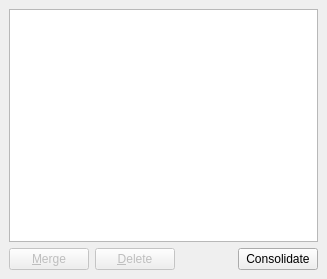
gerbilvis/gerbil, file docks/labeldock.ui: the form before one commit.
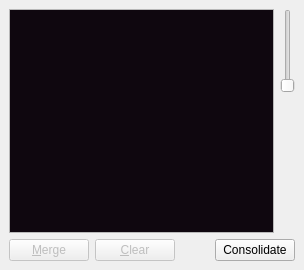
The form after the commit. Icons and pictures are not drawn.

What changed in the file:
```diff
--- a/docks/labeldock.ui
+++ b/docks/labeldock.ui
@@ -6,17 +6,83 @@
    <rect>
     <x>0</x>
     <y>0</y>
-    <width>327</width>
-    <height>279</height>
+    <width>304</width>
+    <height>270</height>
    </rect>
   </property>
   <property name="windowTitle">
    <string>Labels</string>
   </property>
   <widget class="QWidget" name="dockWidgetContents">
-   <layout class="QVBoxLayout" name="verticalLayout">
+   <layout class="QGridLayout" name="gridLayout">
+    <item row="1" column="0">
+     <layout class="QHBoxLayout" name="horizontalLayout_2">
     <item>
      <widget class="QListView" name="labelView">
+        <property name="palette">
+         <palette>
+          <active>
+           <colorrole role="Text">
+            <brush brushstyle="SolidPattern">
+             <color alpha="255">
+              <red>255</red>
+              <green>255</green>
+              <blue>255</blue>
+             </color>
+            </brush>
+           </colorrole>
+           <colorrole role="Base">
+            <brush brushstyle="SolidPattern">
+             <color alpha="255">
+              <red>15</red>
+              <green>7</green>
+              <blue>15</blue>
+             </color>
+            </brush>
+           </colorrole>
+          </active>
+          <inactive>
+           <colorrole role="Text">
+            <brush brushstyle="SolidPattern">
+             <color alpha="255">
+              <red>255</red>
+              <green>255</green>
+              <blue>255</blue>
+             </color>
+            </brush>
+           </colorrole>
+           <colorrole role="Base">
+            <brush brushstyle="SolidPattern">
+             <color alpha="255">
+              <red>15</red>
+              <green>7</green>
+              <blue>15</blue>
+             </color>
+            </brush>
+           </colorrole>
+          </inactive>
+          <disabled>
+           <colorrole role="Text">
+            <brush brushstyle="SolidPattern">
+             <color alpha="255">
+              <red>126</red>
+              <green>126</green>
+              <blue>126</blue>
+             </color>
+            </brush>
+           </colorrole>
+           <colorrole role="Base">
+            <brush brushstyle="SolidPattern">
+             <color alpha="255">
+              <red>252</red>
+              <green>252</green>
+              <blue>252</blue>
+             </color>
+            </brush>
+           </colorrole>
+          </disabled>
+         </palette>
+        </property>
       <property name="mouseTracking">
        <bool>true</bool>
       </property>
@@ -38,6 +104,53 @@
      </widget>
     </item>
     <item>
+       <layout class="QVBoxLayout" name="verticalLayout">
+        <property name="spacing">
+         <number>0</number>
+        </property>
+        <item>
+         <widget class="QSlider" name="sizeSlider">
+          <property name="sizePolicy">
+           <sizepolicy hsizetype="Fixed" vsizetype="Preferred">
+            <horstretch>0</horstretch>
+            <verstretch>0</verstretch>
+           </sizepolicy>
+          </property>
+          <property name="minimum">
+           <number>32</number>
+          </property>
+          <property name="maximum">
+           <number>128</number>
+          </property>
+          <property name="singleStep">
+           <number>2</number>
+          </property>
+          <property name="pageStep">
+           <number>16</number>
+          </property>
+          <property name="orientation">
+           <enum>Qt::Vertical</enum>
+          </property>
+         </widget>
+        </item>
+        <item>
+         <spacer name="verticalSpacer">
+          <property name="orientation">
+           <enum>Qt::Vertical</enum>
+          </property>
+          <property name="sizeHint" stdset="0">
+           <size>
+            <width>0</width>
+            <height>40</height>
+           </size>
+          </property>
+         </spacer>
+        </item>
+       </layout>
+      </item>
+     </layout>
+    </item>
+    <item row="2" column="0">
      <widget class="QWidget" name="widget" native="true">
       <layout class="QHBoxLayout" name="horizontalLayout">
        <property name="leftMargin">
@@ -71,7 +184,12 @@
           <bool>false</bool>
          </property>
          <property name="text">
-          <string>&amp;Delete</string>
+          <string>&amp;Clear</string>
+         </property>
+         <property name="icon">
+          <iconset theme="edit-clear">
+           <normaloff/>
+          </iconset>
          </property>
         </widget>
        </item>
@@ -90,6 +208,15 @@
        </item>
        <item>
         <widget class="QPushButton" name="consolidateBtn">
+         <property name="sizePolicy">
+          <sizepolicy hsizetype="Minimum" vsizetype="Preferred">
+           <horstretch>0</horstretch>
+           <verstretch>0</verstretch>
+          </sizepolicy>
+         </property>
+         <property name="toolTip">
+          <string>Remove empty labels</string>
+         </property>
          <property name="text">
           <string>Consolidate</string>
          </property>
```
Left out of the diff: 17 changed lines with no effect on the pictures. Lines whose indentation alone changed are shown as unchanged.
